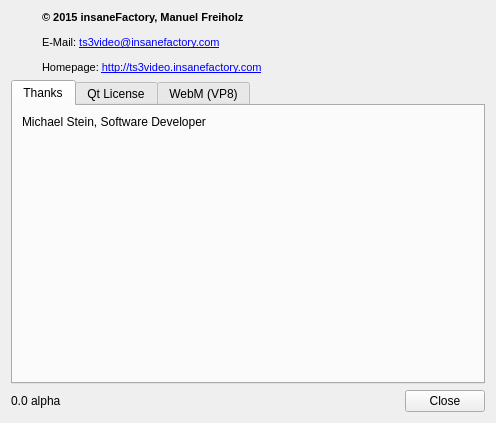
mfreiholz/ts3video, file projects/qts3videoclient/src/aboutwidget.ui: the form before one commit.
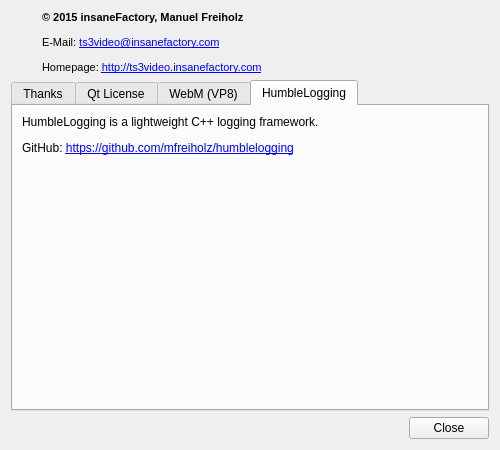
The form after the commit. The open tabs and pages were chosen to show the change. Icons and pictures are not drawn.

Commit message: Updates INSTALL step (totally not finished). Changes names of output files. Adds new app icons. Updates about-widget with HumbleLogging reference.

What changed in the file:
```diff
--- a/projects/qts3videoclient/src/aboutwidget.ui
+++ b/projects/qts3videoclient/src/aboutwidget.ui
@@ -6,10 +6,16 @@
    <rect>
     <x>0</x>
     <y>0</y>
-    <width>496</width>
-    <height>423</height>
+    <width>500</width>
+    <height>450</height>
    </rect>
   </property>
+  <property name="minimumSize">
+   <size>
+    <width>500</width>
+    <height>450</height>
+   </size>
+  </property>
   <property name="windowTitle">
    <string>About</string>
   </property>
@@ -63,7 +69,7 @@
        <item>
         <widget class="QLabel" name="label_3">
          <property name="text">
-          <string>Michael Stein, Software Developer</string>
+          <string>&lt;html&gt;&lt;head/&gt;&lt;body&gt;&lt;p&gt;&lt;span style=&quot; font-weight:600;&quot;&gt;A few special thanks go to:&lt;/span&gt;&lt;/p&gt;&lt;p&gt;Michael Stein, Software Developer&lt;/p&gt;&lt;/body&gt;&lt;/html&gt;</string>
          </property>
          <property name="alignment">
           <set>Qt::AlignLeading|Qt::AlignLeft|Qt::AlignTop</set>
@@ -784,6 +790,23 @@
        </item>
       </layout>
      </widget>
+     <widget class="QWidget" name="tab_4">
+      <attribute name="title">
+       <string>HumbleLogging</string>
+      </attribute>
+      <layout class="QVBoxLayout" name="verticalLayout_5">
+       <item>
+        <widget class="QLabel" name="label_4">
+         <property name="text">
+          <string>&lt;html&gt;&lt;head/&gt;&lt;body&gt;&lt;p&gt;HumbleLogging is a lightweight C++ logging framework.&lt;/p&gt;&lt;p&gt;GitHub: &lt;a href=&quot;https://github.com/mfreiholz/humblelogging&quot;&gt;&lt;span style=&quot; text-decoration: underline; color:#0000ff;&quot;&gt;https://github.com/mfreiholz/humblelogging&lt;/span&gt;&lt;/a&gt;&lt;/p&gt;&lt;/body&gt;&lt;/html&gt;</string>
+         </property>
+         <property name="alignment">
+          <set>Qt::AlignLeading|Qt::AlignLeft|Qt::AlignTop</set>
+         </property>
+        </widget>
+       </item>
+      </layout>
+     </widget>
     </widget>
    </item>
    <item>
@@ -791,7 +814,7 @@
      <item>
       <widget class="QLabel" name="versionLabel">
        <property name="text">
-        <string>0.0 alpha</string>
+        <string>&lt;VERSION&gt;</string>
        </property>
       </widget>
      </item>
```
The commit also changes 15 other files.
